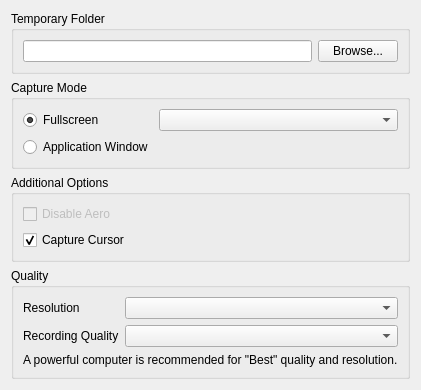
This is client/libclient/src/ui/widgets/local_settings/recording_settings_widget.ui in networkoptix/nx_open as Qt 5 draws it before an edit. The edited form follows.
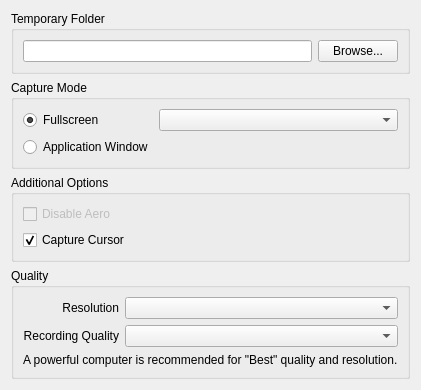
This is the edited form.

What changed in the file:
```diff
--- a/client/libclient/src/ui/widgets/local_settings/recording_settings_widget.ui
+++ b/client/libclient/src/ui/widgets/local_settings/recording_settings_widget.ui
@@ -128,13 +128,16 @@
       <property name="fieldGrowthPolicy">
        <enum>QFormLayout::AllNonFixedFieldsGrow</enum>
       </property>
+      <property name="labelAlignment">
+       <set>Qt::AlignRight|Qt::AlignTrailing|Qt::AlignVCenter</set>
+      </property>
       <item row="0" column="0">
        <widget class="QLabel" name="resoulitionLabel">
         <property name="text">
          <string>Resolution</string>
         </property>
         <property name="alignment">
-         <set>Qt::AlignLeading|Qt::AlignLeft|Qt::AlignVCenter</set>
+         <set>Qt::AlignRight|Qt::AlignTrailing|Qt::AlignVCenter</set>
         </property>
        </widget>
       </item>
@@ -147,7 +150,7 @@
          <string>Recording Quality</string>
         </property>
         <property name="alignment">
-         <set>Qt::AlignLeading|Qt::AlignLeft|Qt::AlignVCenter</set>
+         <set>Qt::AlignRight|Qt::AlignTrailing|Qt::AlignVCenter</set>
         </property>
        </widget>
       </item>
```
